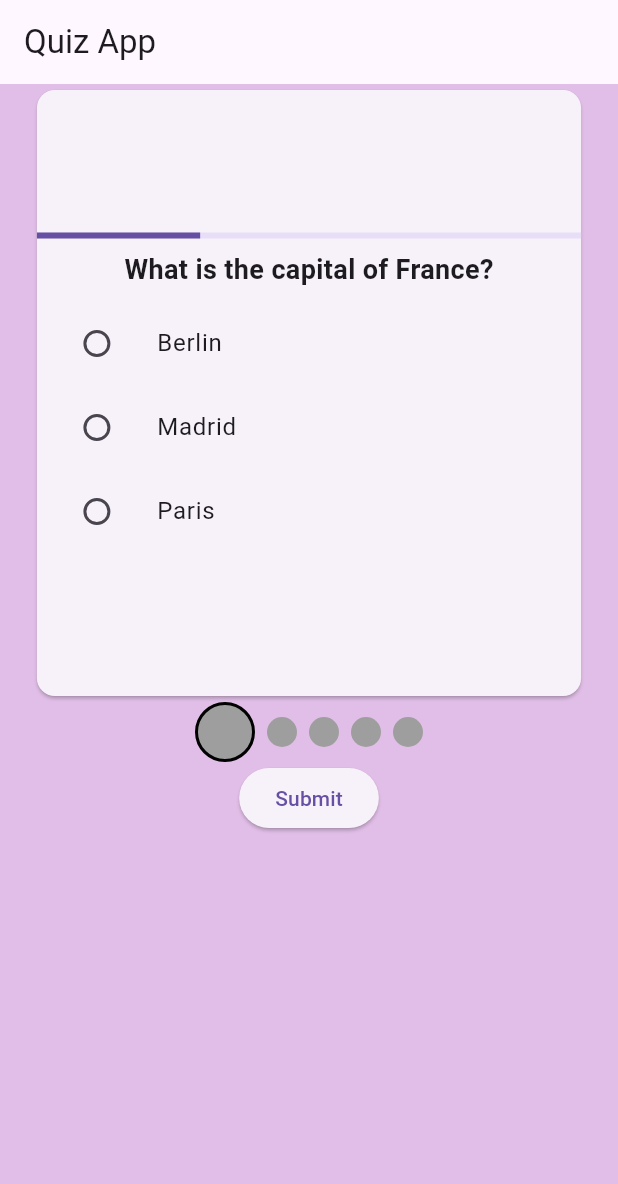
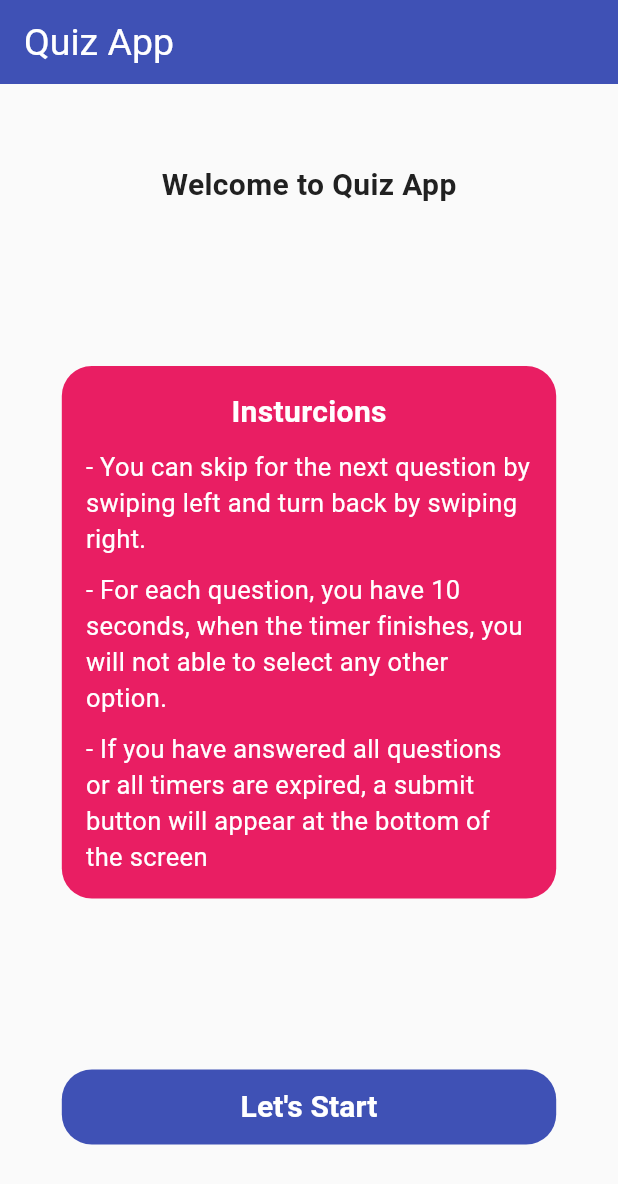
Before and after one commit to RedHotChiliPeppers35/quiz_app, a Flutter app: the screen it shows after launch, on a phone screen of 412 x 824 dp. Shown: the top 1184 px of the screen. Run offline on Flutter 3.47's test engine with Material 3 defaults, Android fonts, the phone set to English and light mode, and no system bars; our stand-ins replace flutter_riverpod.

Commit message:
Changes to be committed: 	modified:   lib/data/models/question_model.dart 	modified:   lib/main.dart 	deleted:    lib/presentation/logics/result_screen.dart 	modified:   lib/presentation/providers/quiz_provider.dart 	new file:   lib/presentation/widgets/Pages/quiz_screen.dart 	new file:   lib/presentation/widgets/Pages/result_screen.dart 	new file:   lib/presentation/widgets/Pages/welcome_page.dart 	renamed:    lib/presentation/widgets/card.dart -> lib/presentation/widgets/Widgets/card.dart 	renamed:    lib/presentation/widgets/question_indicator.dart -> lib/presentation/widgets/Widgets/question_indicator.dart 	deleted:    lib/presentation/widgets/quiz_screen.dart

```diff
--- a/lib/data/models/question_model.dart
+++ b/lib/data/models/question_model.dart
@@ -1,4 +1,3 @@
-
 class Question {
   final String question;
   final List<String> options;
@@ -6,6 +5,7 @@ class Question {
   int? selectedOption;
   bool isExpired;
   Duration timeLeft;
+  final Duration initialTime;
 
   Question({
     required this.question,
@@ -14,6 +14,7 @@ class Question {
     this.selectedOption,
     this.isExpired = false,
     this.timeLeft = const Duration(seconds: 10),
+    this.initialTime = const Duration(seconds: 10),
   });
 
   Question copyWith({
@@ -23,6 +24,7 @@ class Question {
     int? selectedOption,
     bool? isExpired,
     Duration? timeLeft,
+    Duration? initialTime,
   }) {
     return Question(
       question: question ?? this.question,
@@ -31,6 +33,7 @@ class Question {
       selectedOption: selectedOption ?? this.selectedOption,
       isExpired: isExpired ?? this.isExpired,
       timeLeft: timeLeft ?? this.timeLeft,
+      initialTime: initialTime ?? this.initialTime,
     );
   }
 }
--- a/lib/main.dart
+++ b/lib/main.dart
@@ -1,9 +1,8 @@
 // lib/main.dart
 import 'package:flutter/material.dart';
 import 'package:flutter_riverpod/flutter_riverpod.dart';
-import 'package:page_transition/page_transition.dart';
-
-import 'presentation/widgets/quiz_screen.dart';
+import 'package:quiz_app/presentation/widgets/Pages/welcome_page.dart';
+import 'presentation/widgets/Pages/quiz_screen.dart';
 
 void main() {
   runApp(const ProviderScope(child: MyApp()));
@@ -15,13 +14,35 @@ class MyApp extends StatelessWidget {
   @override
   Widget build(BuildContext context) {
     return MaterialApp(
-      debugShowCheckedModeBanner: false,
-      title: 'Quiz App',
-      theme: ThemeData(
+        debugShowCheckedModeBanner: false,
+        title: 'Quiz App',
+        theme: ThemeData(
+          dialogTheme: const DialogTheme(
+            titleTextStyle: TextStyle(color: Colors.white, fontSize: 25),
+            contentTextStyle: TextStyle(color: Colors.white, fontSize: 18),
 
-        primarySwatch: Colors.blue,
-      ),
-      home: QuizScreen(),
-    );
+            backgroundColor: Color(0xFFE91E63), // Pink
+          ),
+          colorScheme: ColorScheme.fromSwatch().copyWith(
+            primary: const Color(0xFF3F51B5), // Indigo
+            secondary: const Color(0xFFE91E63), // Pink
+          ),
+          scaffoldBackgroundColor: const Color(0xFFFAFAFA), // White
+          textTheme: const TextTheme(
+            bodyLarge: TextStyle(color: Color(0xFF212121)), // Dark Gray
+            bodyMedium: TextStyle(color: Color(0xFF212121)), // Dark Gray
+          ),
+          elevatedButtonTheme: ElevatedButtonThemeData(
+            style: ElevatedButton.styleFrom(
+              foregroundColor: Colors.white,
+              backgroundColor: const Color(0xFF3F51B5), // Text color
+            ),
+          ),
+          appBarTheme: const AppBarTheme(
+            titleTextStyle: TextStyle(color: Colors.white, fontSize: 25),
+            backgroundColor: Color(0xFF3F51B5), // Indigo
+          ),
+        ),
+        home: const WelcomePage());
   }
 }
--- /dev/null
+++ b/lib/presentation/widgets/Pages/welcome_page.dart
@@ -0,0 +1,88 @@
+import 'package:flutter/cupertino.dart';
+import 'package:flutter/material.dart';
+import 'package:quiz_app/presentation/widgets/Pages/quiz_screen.dart';
+
+class WelcomePage extends StatelessWidget {
+  const WelcomePage({super.key});
+
+  @override
+  Widget build(BuildContext context) {
+    return Scaffold(
+      appBar: AppBar(
+        title: const Text("Quiz App"),
+      ),
+      body: SafeArea(
+          child: Center(
+        child: Column(
+          mainAxisAlignment: MainAxisAlignment.spaceAround,
+          children: [
+            const Text(
+              "Welcome to Quiz App",
+              style: TextStyle(fontSize: 20, fontWeight: FontWeight.bold),
+            ),
+            Container(
+              padding: const EdgeInsets.all(16),
+              decoration: BoxDecoration(
+                color: const Color(0xFFE91E63), // Pink
+                borderRadius: BorderRadius.circular(20),
+              ),
+              width: MediaQuery.of(context).size.width * 0.8,
+              child: const Column(
+                children: [
+                  Text(
+                    "Insturcions",
+                    style: TextStyle(
+                        fontSize: 20,
+                        color: Colors.white,
+                        fontWeight: FontWeight.bold),
+                  ),
+                  SizedBox(
+                    height: 10,
+                  ),
+                  Text(
+                      "- You can skip for the next question by swiping left and turn back by swiping right.",
+                      style: TextStyle(fontSize: 17, color: Colors.white)),
+                  SizedBox(
+                    height: 10,
+                  ),
+                  Text(
+                      "- For each question, you have 10 seconds, when the timer finishes, you will not able to select any other option.",
+                      style: TextStyle(fontSize: 17, color: Colors.white)),
+                  SizedBox(
+                    height: 10,
+                  ),
+                  Text(
+                      "- If you have answered all questions or all timers are expired, a submit button will appear at the bottom of the screen",
+                      style: TextStyle(fontSize: 17, color: Colors.white)),
+                ],
+              ),
+            ),
+            TextButton(
+              onPressed: () {
+                Navigator.of(context).pushAndRemoveUntil(
+                    MaterialPageRoute(builder: (context) => QuizScreen()),
+                    (Route route) => false);
+              },
+              child: Container(
+                height: 50,
+                width: MediaQuery.of(context).size.width * 0.8,
+                decoration: BoxDecoration(
+                    color: const Color(0xFF3F51B5), // Indigo
+                    borderRadius: BorderRadius.circular(20)),
+                child: const Center(
+                  child: Text(
+                    "Let's Start",
+                    style: TextStyle(
+                        color: Colors.white,
+                        fontSize: 20,
+                        fontWeight: FontWeight.bold),
+                  ),
+                ),
+              ),
+            )
+          ],
+        ),
+      )),
+    );
+  }
+}
--- a/lib/presentation/widgets/question_indicator.dart
+++ b/lib/presentation/widgets/Widgets/question_indicator.dart
@@ -30,8 +30,8 @@ class QuestionIndicator extends StatelessWidget {
 
     return Container(
       margin: EdgeInsets.symmetric(horizontal: 4.0),
-      width: isCurrent ? 40.0 : 20.0,
-      height: isCurrent ? 40.0 : 20.0,
+      width: isCurrent ? 30.0 : 15.0,
+      height: isCurrent ? 30.0 : 15.0,
       decoration: BoxDecoration(
         color: color,
         shape: BoxShape.circle,
--- a/lib/presentation/widgets/quiz_screen.dart
+++ /dev/null
@@ -1,133 +0,0 @@
-// lib/screens/quiz_screen.dart
-// lib/screens/quiz_screen.dart
-import 'package:flutter/material.dart';
-import 'package:flutter_riverpod/flutter_riverpod.dart';
-
-import 'package:quiz_app/presentation/widgets/card.dart';
-import 'package:quiz_app/presentation/logics/result_screen.dart';
-import 'package:quiz_app/presentation/providers/quiz_provider.dart';
-import 'package:quiz_app/presentation/widgets/question_indicator.dart';
-
-class QuizScreen extends StatefulWidget {
-  const QuizScreen({super.key});
-
-  @override
-  State<QuizScreen> createState() => _QuizScreenState();
-}
-
-class _QuizScreenState extends State<QuizScreen> {
-  int _currentIndex = 0;
-  @override
-  Widget build(BuildContext context) {
-    return Consumer(
-      builder: (context, watch, child) {
-        final questions = watch(quizProvider);
-        final quizNotifier = watch(quizProvider.notifier);
-
-        WidgetsBinding.instance.addPostFrameCallback((_) {
-          if (quizNotifier.allTimersExpired()) {
-            _showAllTimersExpiredDialog(context);
-          }
-        });
-
-        return Scaffold(
-            backgroundColor: Colors.purple.shade100,
-            appBar: AppBar(title: const Text('Quiz App')),
-            body: questions.isEmpty
-                ? const Center(child: Text('No questions available'))
-                : Center(
-                    child: Column(
-                      children: [
-                        Container(
-                          color: Colors.purple.shade100,
-                          width: MediaQuery.of(context).size.width * 0.9,
-                          height: MediaQuery.of(context).size.height * 0.5,
-                          child: PageView.builder(
-                            controller:
-                                PageController(initialPage: _currentIndex),
-                            onPageChanged: (index) {
-                              setState(() {
-                                _currentIndex = index;
-                              });
-                            },
-                            itemCount: questions.length,
-                            itemBuilder: (context, index) {
-                              final question = questions[index];
-                              return Container(
-                                color: Colors.purple.shade100,
-                                width: MediaQuery.of(context).size.width * 0.9,
-                                height:
-                                    MediaQuery.of(context).size.height * 0.5,
-                                child: QuestionCard(
-                                  questionIndex: index,
-                                  question: question,
-                                  onOptionSelected: (optionIndex) {
-                                    quizNotifier.selectOption(
-                                        index, optionIndex);
-                                    if (index == questions.length - 1) {
-                                      Navigator.push(
-                                        context,
-                                        MaterialPageRoute(
-                                            builder: (context) =>
-                                                ResultScreen()),
-                                      );
-                                    }
-                                  },
-                                  isCurrent: index == _currentIndex,
-                                ),
-                              );
-                            },
-                          ),
-                        ),
-                        Row(
-                          mainAxisAlignment: MainAxisAlignment.center,
-                          children: List.generate(questions.length, (index) {
-                            final question = questions[index];
-                            return QuestionIndicator(
-                              isCurrent: index == _currentIndex,
-                              isExpired: question.isExpired,
-                              isAnswered: question.selectedOption != null &&
-                                  !question.isExpired,
-                              isUnanswered: question.selectedOption == null &&
-                                  !question.isExpired,
-                            );
-                          }),
-                        ),
-                        ElevatedButton(
-                            onPressed: () => Navigator.push(
-                                  context,
-                                  MaterialPageRoute(
-                                      builder: (context) => ResultScreen()),
-                                ),
-                            child: Text("Submit"))
-                      ],
-                    ),
-                  ));
-      },
-    );
-  }
-
-  void _showAllTimersExpiredDialog(BuildContext context) {
-    showDialog(
-      context: context,
-      builder: (BuildContext context) {
-        return AlertDialog(
-          title: Text('Quiz Finished'),
-          content: Text('All the timers have expired. The quiz is finished.'),
-          actions: [
-            TextButton(
-              onPressed: () {
-                Navigator.of(context).pop();
-                Navigator.push(
-                  context,
-                  MaterialPageRoute(builder: (context) => ResultScreen()),
-                );
-              },
-              child: Text('OK'),
-            ),
-          ],
-        );
-      },
-    );
-  }
-}
```
Also changed, not shown: lib/presentation/logics/result_screen.dart (deleted, +0 -25 lines), lib/presentation/providers/quiz_provider.dart (+49 -9 lines), lib/presentation/widgets/Pages/quiz_screen.dart (added, +197 -0 lines), lib/presentation/widgets/Pages/result_screen.dart (added, +70 -0 lines), lib/presentation/widgets/Widgets/card.dart (renamed from lib/presentation/widgets/card.dart, +39 -12 lines).
